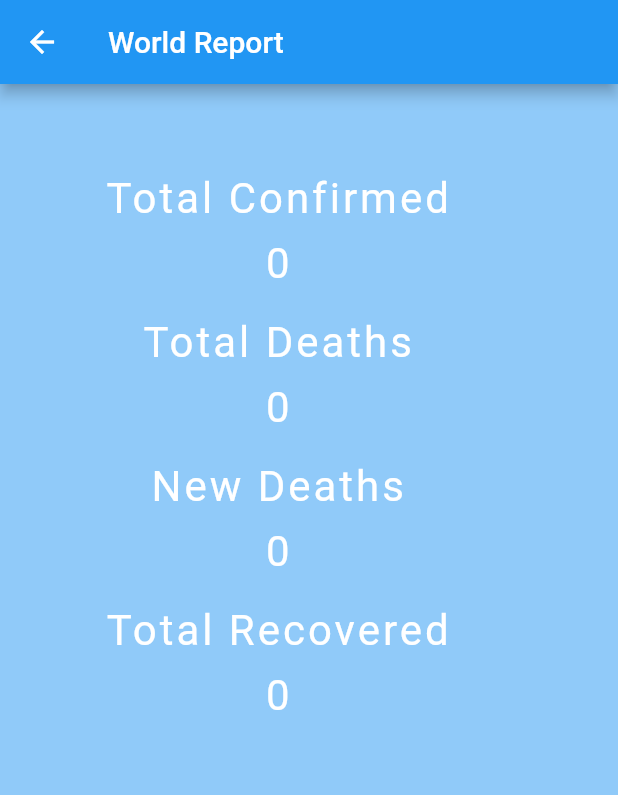
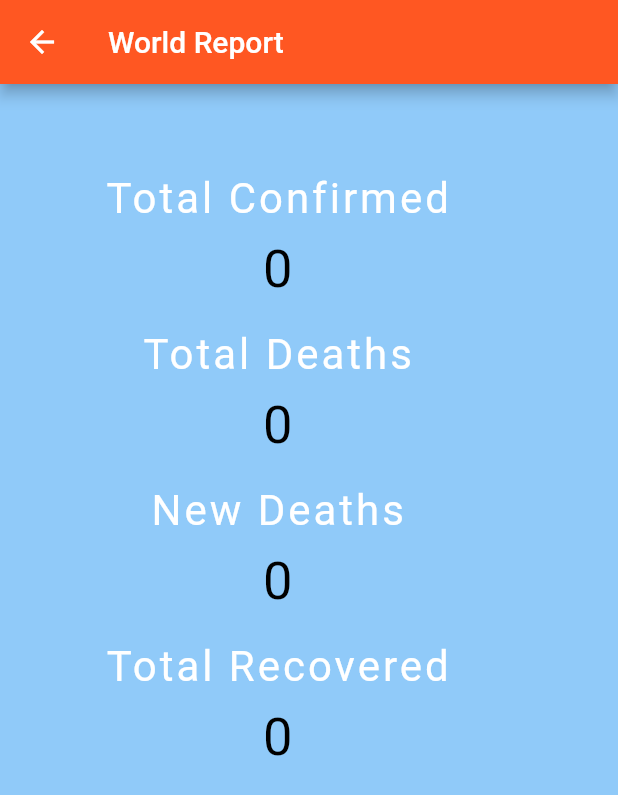
Before and after one commit to mandeep111/Covid_report, a Flutter app: the Home screen opened directly with empty values, after a tap on "World Report", on a phone screen of 412 x 824 dp. Shown: the top 795 px of the screen. Run offline on Flutter 3.47's test engine with Material 2 defaults, Android fonts, the phone set to English and light mode, and no system bars; our stand-ins replace flutter_spinkit; network calls fail.

Commit message:
date and appbar fixed

```diff
--- a/lib/pages/Home.dart
+++ b/lib/pages/Home.dart
@@ -39,7 +39,7 @@ class _HomeState extends State<Home> {
       body: SafeArea(
         child: Container(
           child: Padding(
-            padding: const EdgeInsets.fromLTRB(10, 20, 0, 10),
+            padding: const EdgeInsets.fromLTRB(60, 20, 0, 10),
             child: Column(
               children: <Widget>[
                 FlatButton.icon(
@@ -61,13 +61,13 @@ class _HomeState extends State<Home> {
                   },
                   icon: Icon(
                     Icons.edit_location,
-                    color: Colors.amber,
+                    color: Colors.deepOrange,
                     size: 30.0,
                   ),
                   label: Text(
                     'Select Country',
                     style: TextStyle(
-                      color: Colors.amber,
+                      color: Colors.deepOrange,
                       fontSize: 30.0
                     ),
                   ),
@@ -84,7 +84,7 @@ class _HomeState extends State<Home> {
                 ),
                 SizedBox(height: 10.0),
                 Text(
-                  data['date'],
+                  data['date'].substring(0,10),
                   style: TextStyle(
                     fontSize: 35.0,
                     color: Colors.black,
@@ -164,7 +164,7 @@ class _HomeState extends State<Home> {
                 ),
                 SizedBox(height: 20.0,),
                 RaisedButton(
-                  color: Colors.amber,
+                  color: Colors.deepOrange,
                   onPressed: () {
                      getWorldReport();
                   },
--- a/lib/pages/world_report.dart
+++ b/lib/pages/world_report.dart
@@ -14,12 +14,13 @@ class _WorldState extends State<World> {
         .of(context)
         .settings
         .arguments;
-    print(data);
+//    print(data);
 
     return Scaffold(
       backgroundColor: Colors.blue[200],
       appBar: AppBar(
         title: Text('World Report'),
+        backgroundColor: Colors.deepOrange,
       ),
       body: SafeArea(
           child: Container(
@@ -39,9 +40,9 @@ class _WorldState extends State<World> {
                   Text(
                     data['confirmed'].toString(),
                     style: TextStyle(
-                      fontSize: 28.0,
+                      fontSize: 35.0,
                       letterSpacing: 2.0,
-                      color: Colors.white,
+                      color: Colors.black,
                     ),
                   ),
                   SizedBox(height: 20.0,),
@@ -57,9 +58,9 @@ class _WorldState extends State<World> {
                   Text(
                     data['deaths'].toString(),
                     style: TextStyle(
-                      fontSize: 28.0,
+                      fontSize: 35.0,
                       letterSpacing: 2.0,
-                      color: Colors.white,
+                      color: Colors.black,
                     ),
                   ),
                   SizedBox(height: 20.0,),
@@ -76,9 +77,9 @@ class _WorldState extends State<World> {
                   Text(
                     data['newDeaths'].toString(),
                     style: TextStyle(
-                      fontSize: 28.0,
+                      fontSize: 35.0,
                       letterSpacing: 2.0,
-                      color: Colors.white,
+                      color: Colors.black,
                     ),
                   ),
                   SizedBox(height: 20.0,),
@@ -94,9 +95,9 @@ class _WorldState extends State<World> {
                   Text(
                     data['recovered'].toString(),
                     style: TextStyle(
-                      fontSize: 28.0,
+                      fontSize: 35.0,
                       letterSpacing: 2.0,
-                      color: Colors.white,
+                      color: Colors.black,
                     ),
                   ),
                   SizedBox(height: 20.0,),
```
